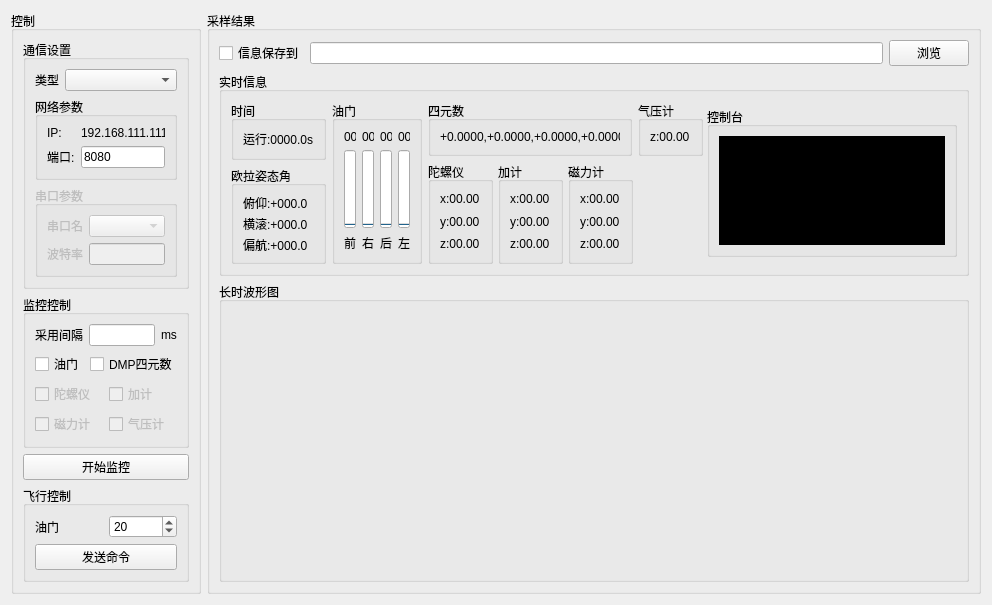
This is pc/fc_captureWidget.ui in wwkkww1983/flyer as Qt 5 draws it before an edit. The edited form follows.
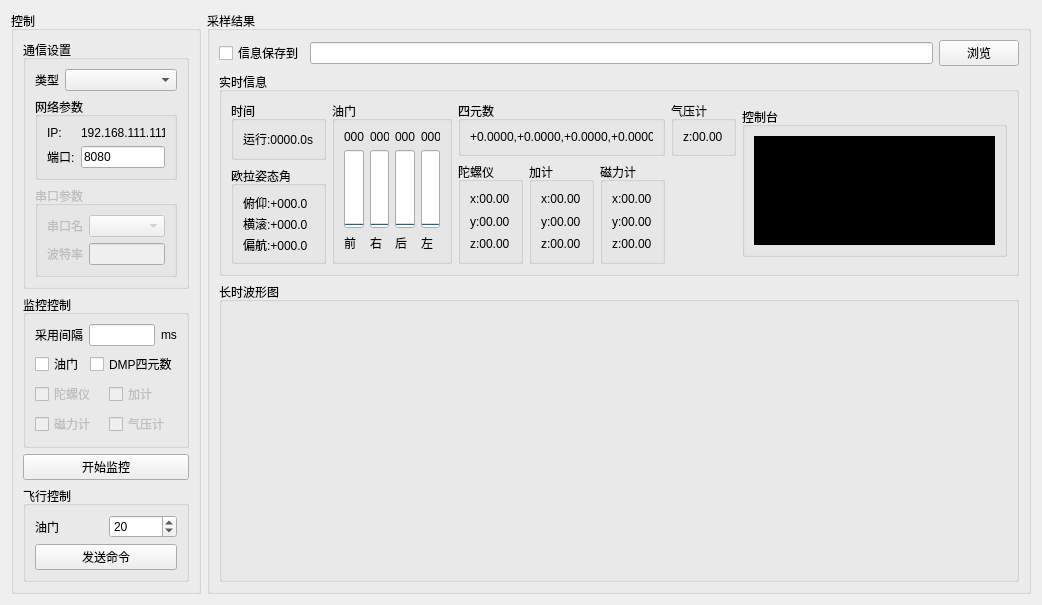
This is the edited form.

What changed in the file:
```diff
--- a/pc/fc_captureWidget.ui
+++ b/pc/fc_captureWidget.ui
@@ -6,7 +6,7 @@
    <rect>
     <x>0</x>
     <y>0</y>
-    <width>984</width>
+    <width>1034</width>
     <height>557</height>
    </rect>
   </property>
@@ -448,7 +448,7 @@
         </property>
         <property name="minimumSize">
          <size>
-          <width>750</width>
+          <width>800</width>
           <height>170</height>
          </size>
         </property>
@@ -516,7 +516,7 @@
           <widget class="QGroupBox" name="groupBox_2">
            <property name="minimumSize">
             <size>
-             <width>90</width>
+             <width>120</width>
              <height>0</height>
             </size>
            </property>
@@ -535,7 +535,7 @@
               <item>
                <widget class="QLabel" name="frontLabel">
                 <property name="text">
-                 <string>00</string>
+                 <string>000</string>
                 </property>
                </widget>
               </item>
@@ -563,7 +563,7 @@
               <item>
                <widget class="QLabel" name="rightLabel">
                 <property name="text">
-                 <string>00</string>
+                 <string>000</string>
                 </property>
                </widget>
               </item>
@@ -591,7 +591,7 @@
               <item>
                <widget class="QLabel" name="backLabel">
                 <property name="text">
-                 <string>00</string>
+                 <string>000</string>
                 </property>
                </widget>
               </item>
@@ -619,7 +619,7 @@
               <item>
                <widget class="QLabel" name="leftLabel">
                 <property name="text">
-                 <string>00</string>
+                 <string>000</string>
                 </property>
                </widget>
               </item>
```
